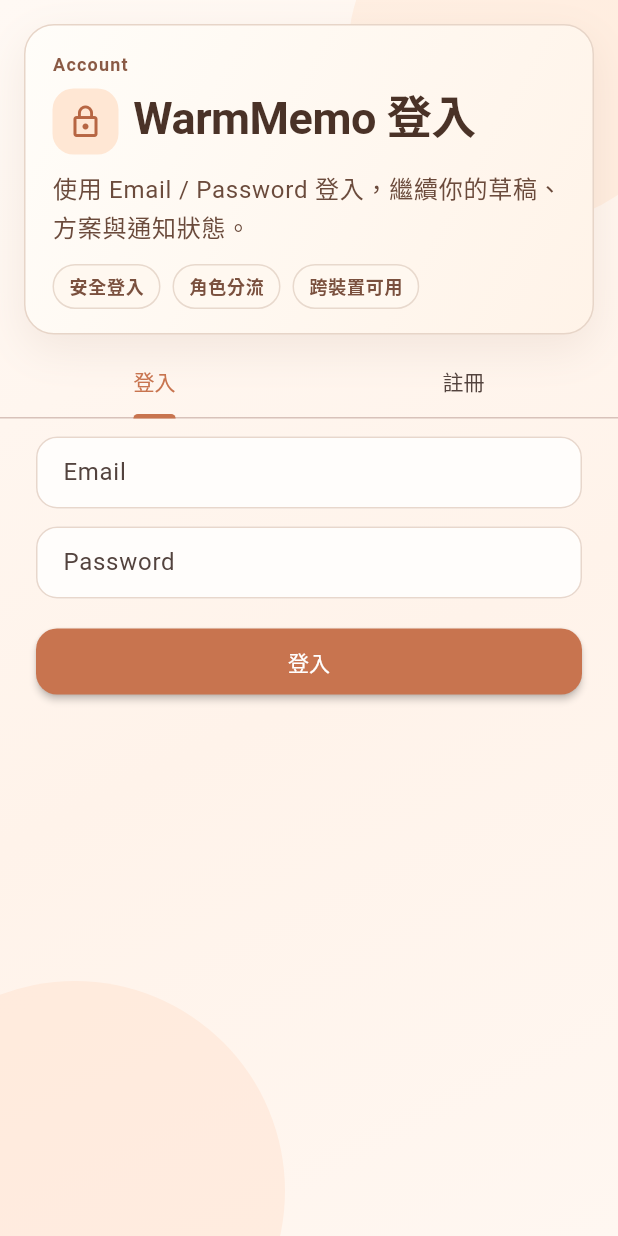
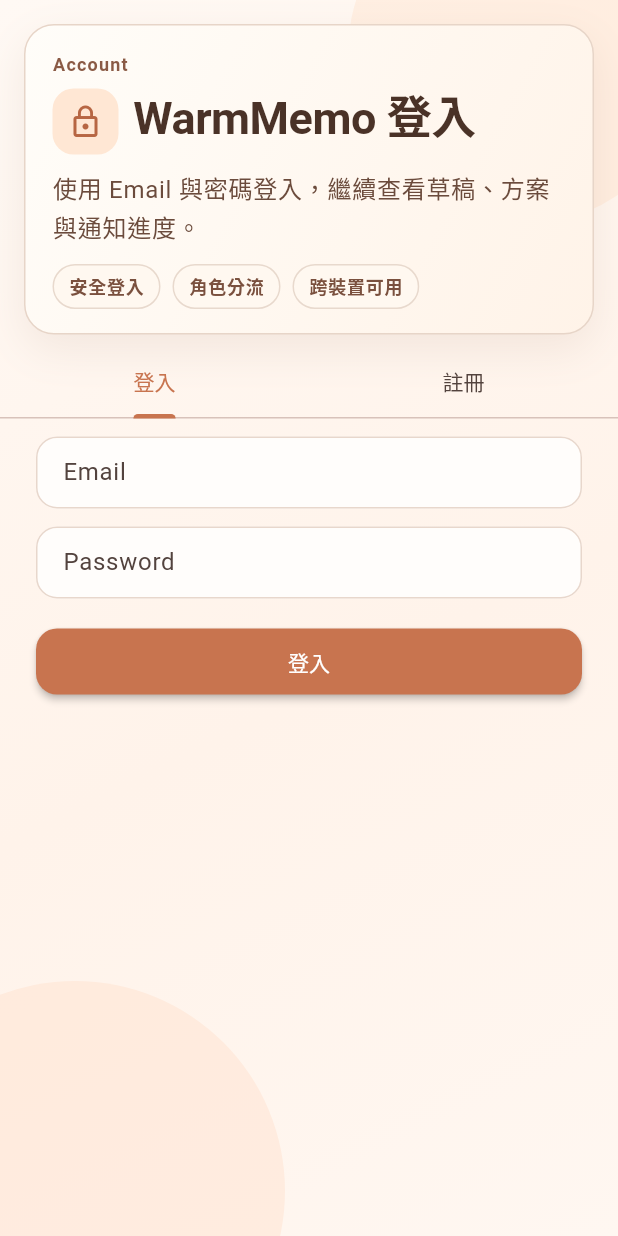
Before and after one commit to LEO0331/warmmemo, a Flutter app: the screen it shows after launch, after a tap on "登入 / 註冊", on a phone screen of 412 x 824 dp. Run offline on Flutter 3.47's test engine with Material 3 defaults, Android fonts, the phone set to English and light mode, and no system bars; our stand-ins replace cloud_firestore, firebase_auth, firebase_core, pdf, printing, qr_flutter and 3 more; missing offline and left inert: dart:html, dart:js_interop; accounts and stored records are empty; network calls fail.

Commit message:
app-wide content polish

```diff
--- a/lib/features/auth/auth_page.dart
+++ b/lib/features/auth/auth_page.dart
@@ -224,7 +224,7 @@
                     eyebrow: 'Account',
                     icon: Icons.lock_outline,
                     title: 'WarmMemo 登入',
-                    subtitle: '使用 Email / Password 登入，繼續你的草稿、方案與通知狀態。',
+                    subtitle: '使用 Email 與密碼登入，繼續查看草稿、方案與通知進度。',
                     badges: ['安全登入', '角色分流', '跨裝置可用'],
                   ),
                 ),
--- a/lib/features/landing/landing_page.dart
+++ b/lib/features/landing/landing_page.dart
@@ -186,7 +186,7 @@
               ),
               const SizedBox(height: 6),
               Text(
-                '提前整理重要資訊與通知草稿，讓家人在需要時能更快、更安心地完成安排。',
+                '把重要心意與安排先整理好，讓家人在需要時少一點慌張。',
                 style: theme.textTheme.bodySmall?.copyWith(
                   color: const Color(0xFF5A3D31),
                 ),
@@ -208,8 +208,8 @@
                           ),
                         ),
                         const SizedBox(height: 6),
-                        const Bullet('客服信箱：support@warmmemo.example'),
-                        const Bullet('服務時間：週一至週五 10:00–18:00'),
+                        const Bullet('需要協助時，請聯繫您的服務窗口或合作單位。'),
+                        const Bullet('重要決策前，建議與家人確認需求與聯絡方式。'),
                       ],
                     ),
                   ),
@@ -303,7 +303,7 @@
           ),
           const SizedBox(height: 10),
           Text(
-            '提前建立完整身後通知計劃，讓親友在需要時能快速找到你想要的方式。',
+            '先把重要心意、通知與安排整理好，讓親友在需要時知道如何依循。',
             style: theme.textTheme.headlineSmall?.copyWith(
               color: Colors.white,
               fontWeight: FontWeight.bold,
@@ -311,8 +311,8 @@
           ),
           const SizedBox(height: 12),
           Text(
-            '暖備 WarmMemo 結合固定方案、數位訃聞與紀念頁創建，讓您在關鍵時刻把握清楚、懂得聲明意圖，\n'
-            '並進一步透過通知追蹤與點擊統計確認訊息是否送達。',
+            'WarmMemo 協助整理方案比較、數位訃聞與紀念頁內容；\n'
+            '也能追蹤通知進度，讓重要資訊更容易交接與確認。',
             style: theme.textTheme.bodyMedium?.copyWith(
               color: Colors.white.withValues(alpha: 0.92),
             ),
@@ -328,13 +328,13 @@
                   foregroundColor: Colors.white,
                 ),
                 onPressed: () => _openAuth(context),
-                child: const Text('開始規劃'),
+                child: const Text('開始整理'),
               ),
             ],
           ),
           const SizedBox(height: 20),
           Text(
-            '已協助 1,200+ 家族與禮儀團隊同步通知',
+            '一步一步整理重要通知與紀念內容。',
             style: theme.textTheme.bodySmall?.copyWith(color: Colors.white),
           ),
         ],
--- a/lib/features/memorial/public_memorial_page.dart
+++ b/lib/features/memorial/public_memorial_page.dart
@@ -221,7 +221,7 @@
           constraints: const BoxConstraints(maxWidth: 520),
           child: const EmptyStateCard(
             title: '此紀念頁目前無法顯示',
-            description: '可能尚未發佈、已下架，或網址有誤。請向家屬確認最新連結。',
+            description: '這個頁面可能尚未公開、已停止公開，或連結有誤。請向分享者確認網址後再試。',
             icon: Icons.link_off_outlined,
           ),
         ),
--- a/lib/features/obituary/public_obituary_page.dart
+++ b/lib/features/obituary/public_obituary_page.dart
@@ -21,7 +21,7 @@
                 padding: EdgeInsets.all(24),
                 child: EmptyStateCard(
                   title: '此訃聞頁目前無法顯示',
-                  description: '連結可能已失效，或內容格式不完整。',
+                  description: '連結可能已失效，或內容尚未準備完成。請向分享者確認最新連結。',
                   icon: Icons.link_off_outlined,
                 ),
               ),
@@ -52,7 +52,7 @@
                     eyebrow: 'WarmMemo Obituary',
                     icon: Icons.campaign_outlined,
                     title: titleName,
-                    subtitle: '感謝親友撥冗閱讀與關心。',
+                    subtitle: '感謝您撥冗閱讀，並陪伴家屬度過這段時光。',
                     badges: const ['公開訃聞', '可轉傳', '唯讀'],
                   ),
                   const SizedBox(height: 16),
```
Also changed, not shown: 1 other file.
